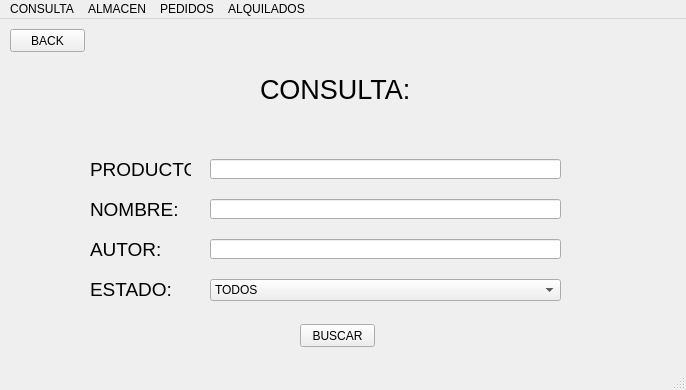
This is BIBLIOTECA_PROY/assets/main_consulta_adm.ui in mixano611/PROYECTO_PRG_POO_PY as Qt 5 draws it before an edit. The edited form follows.
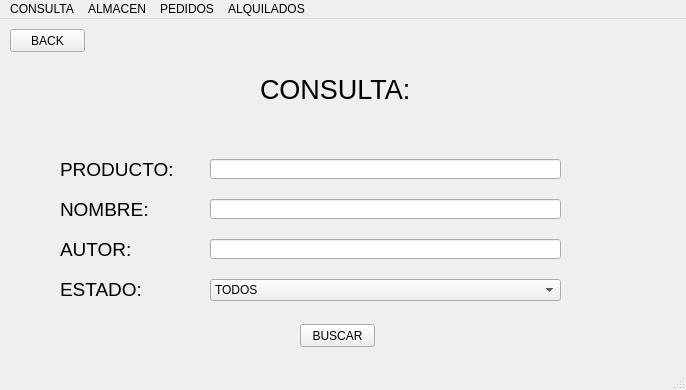
This is the edited form.

Diff of the .ui file:
```diff
--- a/BIBLIOTECA_PROY/assets/main_consulta_adm.ui
+++ b/BIBLIOTECA_PROY/assets/main_consulta_adm.ui
@@ -58,9 +58,9 @@
    <widget class="QLabel" name="label_2">
     <property name="geometry">
      <rect>
-      <x>90</x>
+      <x>60</x>
       <y>140</y>
-      <width>101</width>
+      <width>131</width>
       <height>21</height>
      </rect>
     </property>
@@ -86,9 +86,9 @@
    <widget class="QLabel" name="label_5">
     <property name="geometry">
      <rect>
-      <x>90</x>
+      <x>60</x>
       <y>180</y>
-      <width>101</width>
+      <width>131</width>
       <height>21</height>
      </rect>
     </property>
@@ -114,9 +114,9 @@
    <widget class="QLabel" name="label_3">
     <property name="geometry">
      <rect>
-      <x>90</x>
+      <x>60</x>
       <y>220</y>
-      <width>71</width>
+      <width>101</width>
       <height>21</height>
      </rect>
     </property>
@@ -162,9 +162,9 @@
    <widget class="QLabel" name="label_4">
     <property name="geometry">
      <rect>
-      <x>90</x>
+      <x>60</x>
       <y>260</y>
-      <width>101</width>
+      <width>131</width>
       <height>21</height>
      </rect>
     </property>
```
